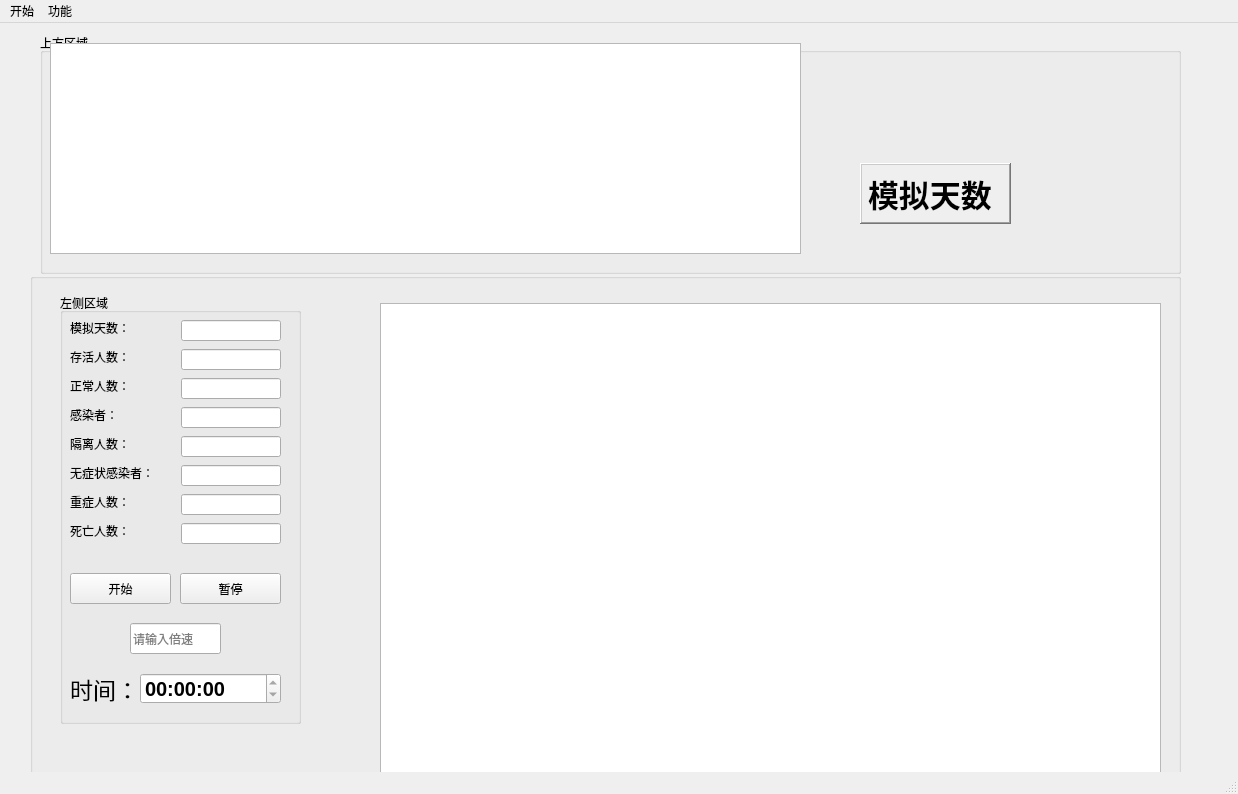
Before: the Qt Designer form mainProject/mainwindow.ui in Echooo-294/Epidemic-Simulation, drawn with Qt 5.
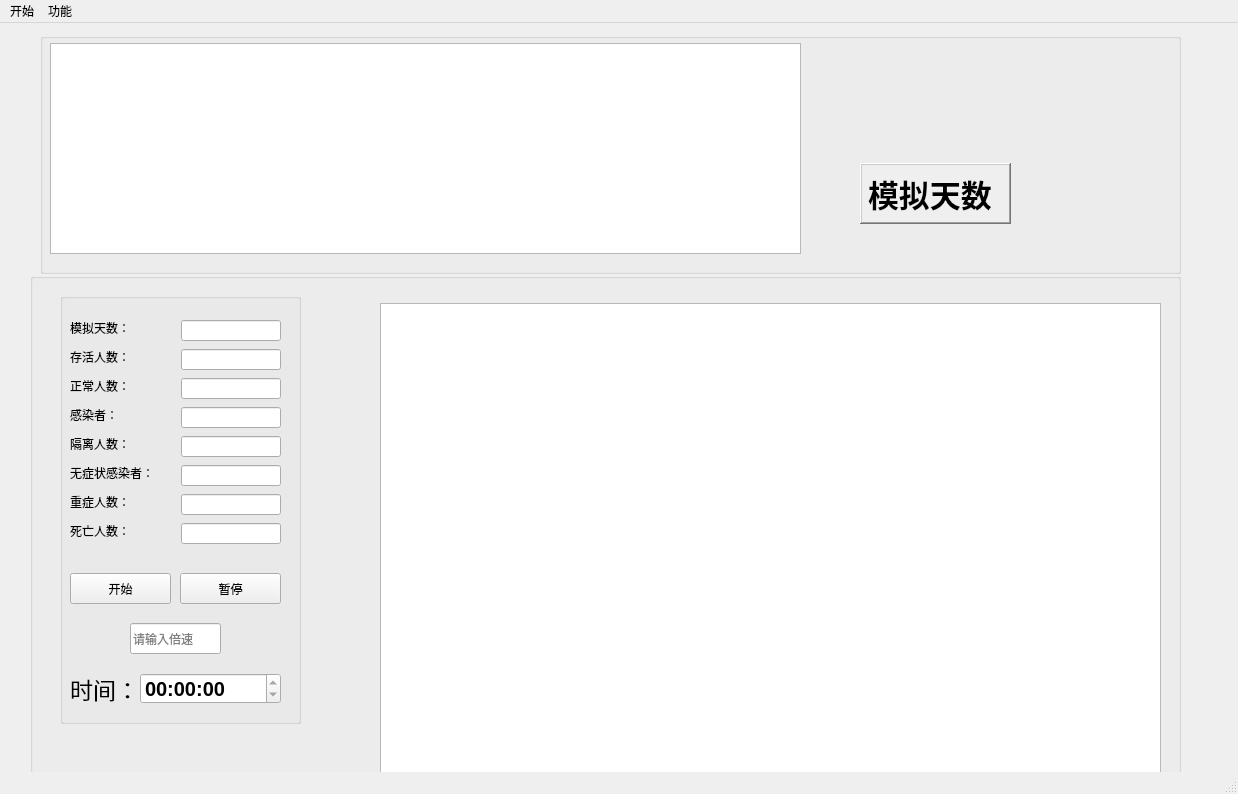
After: the same form once the commit is applied. Custom widgets are drawn as their Qt base class.

Patch:
```diff
--- a/mainProject/mainwindow.ui
+++ b/mainProject/mainwindow.ui
@@ -24,7 +24,7 @@
      </rect>
     </property>
     <property name="title">
-     <string>上方区域</string>
+     <string/>
     </property>
     <widget class="QChartView" name="graphicsView">
      <property name="geometry">
@@ -102,7 +102,7 @@
       </rect>
      </property>
      <property name="title">
-      <string>左侧区域</string>
+      <string/>
      </property>
      <widget class="QLabel" name="label">
       <property name="geometry">
```
Left out of the diff: 2 changed lines with no effect on the pictures.
